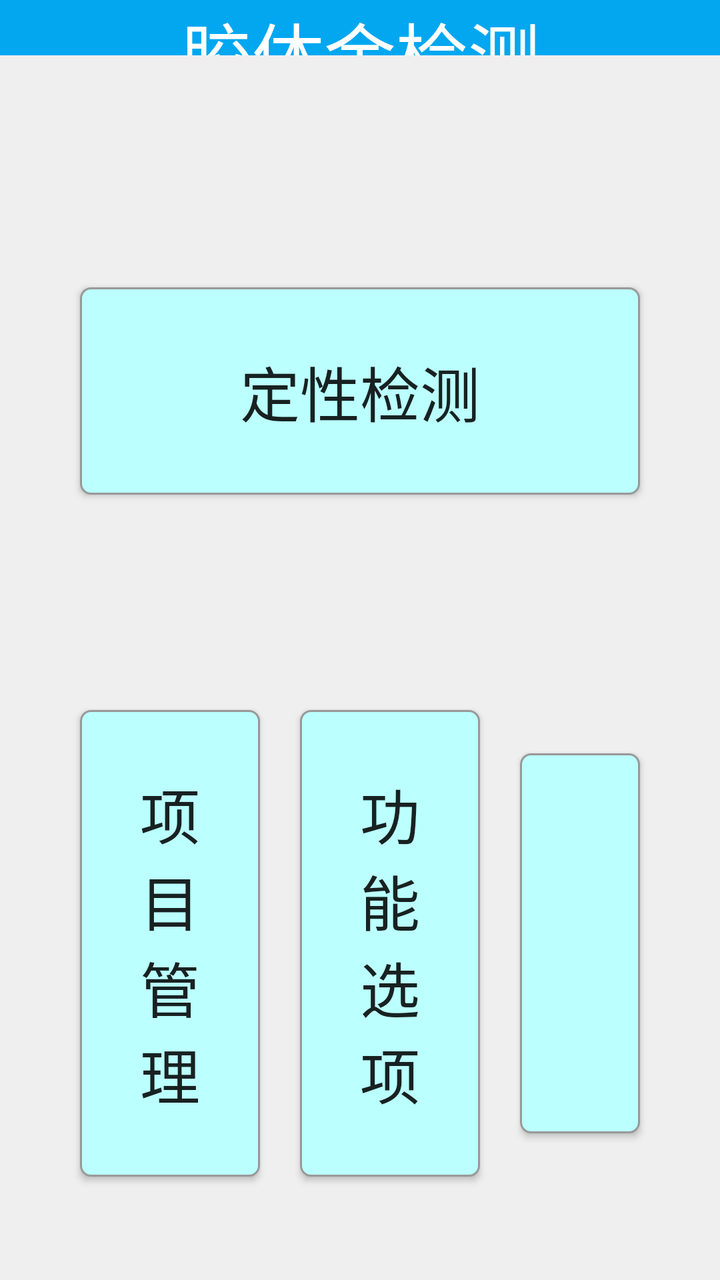
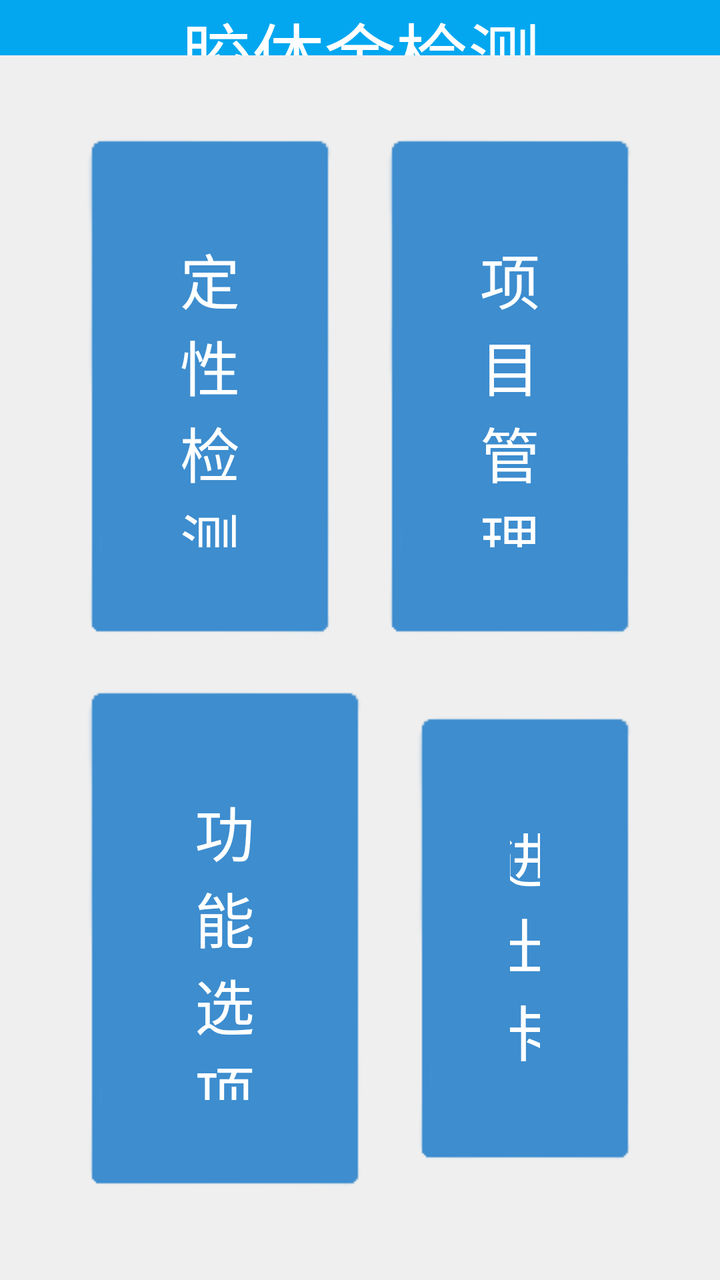

Before-and-after screenshots of an Android layout around one commit, followed by the original layout XML and the change that was made.
<!-- AndroidManifest.xml: application theme AppTheme -->
<!-- res/layout/activity_main_jinbiao.xml -->
<androidx.constraintlayout.widget.ConstraintLayout
    xmlns:android="http://schemas.android.com/apk/res/android"
    xmlns:app="http://schemas.android.com/apk/res-auto"
    android:layout_width="match_parent"
    android:layout_height="match_parent"
    android:background="@color/BACK_GROUND_COLOR"
    >

    <TextView
        android:id="@+id/tv_title"
        android:layout_width="match_parent"
        android:layout_height="0dp"
        app:layout_constraintTop_toTopOf="parent"
        app:layout_constraintDimensionRatio="h,13:1"
        android:textSize="36sp"
        android:layout_weight="1"
        android:background="@color/THEME_COLOR"
        android:gravity="center"
        android:text="胶体金检测"
        android:textColor="@color/white"
        />

    <LinearLayout
        android:layout_width="match_parent"
        android:layout_height="0dp"
        app:layout_constraintTop_toBottomOf="@+id/tv_title"
        app:layout_constraintBottom_toBottomOf="parent"
        android:orientation="vertical"
        android:padding="30dp"
        >

        <LinearLayout
            android:layout_width="match_parent"
            android:layout_height="0dp"
            android:layout_weight="1"
            android:orientation="horizontal"
            android:gravity="center"
            >

            <Button
                android:layout_width="wrap_content"
                android:layout_height="wrap_content"
                android:padding="30dp"
                android:layout_weight="1.0"
                android:background="@drawable/main_change_btu_shape"
                android:onClick="ClickLin"
                android:text="定量检测"
                android:textSize="30sp"
                android:visibility="gone"
                android:layout_margin="10dp"
                />
            <Button
                android:layout_width="wrap_content"
                android:layout_height="wrap_content"
                android:padding="30dp"
                android:layout_weight="1.0"
                android:background="@drawable/main_change_btu_shape"
                android:onClick="ClickDinXin"
                android:text="定性检测"
                android:textSize="30sp"
                android:layout_margin="10dp"
                />


        </LinearLayout>


        <LinearLayout
            android:layout_width="match_parent"
            android:layout_height="0dp"
            android:layout_weight="1"
            android:orientation="horizontal"
            android:gravity="center"
            >
            <Button
                android:layout_width="wrap_content"
                android:layout_height="wrap_content"
                android:padding="30dp"
                android:layout_weight="1.0"
                android:background="@drawable/main_change_btu_shape"
                android:onClick="ClickProject"
                android:text="项目管理"
                android:textSize="30sp"
                android:layout_margin="10dp"
                />

            <Button
                android:layout_width="wrap_content"
                android:layout_height="wrap_content"
                android:padding="30dp"
                android:layout_weight="1.0"
                android:background="@drawable/main_change_btu_shape"
                android:onClick="ClickSelect"
                android:text="功能选项"
                android:textSize="30sp"
                android:layout_margin="10dp"
                />

            <Button
                android:layout_width="wrap_content"
                android:layout_height="wrap_content"
                android:padding="30dp"
                android:layout_weight="1.0"
                android:background="@drawable/main_change_btu_shape"
                android:onClick="ClickExit"
                android:text="进出卡"
                android:textSize="30sp"
                android:layout_margin="10dp"
                />

        </LinearLayout>

    </LinearLayout>


</androidx.constraintlayout.widget.ConstraintLayout>
<!-- resources referenced by this layout -->
<resources>
  <color name="BACK_GROUND_COLOR">#efefef</color>
  <color name="THEME_COLOR">#02A7F0</color>
  <color name="white">#ffffff</color>
  <!-- drawable main_change_btu_shape (drawable) -->
  <?xml version="1.0" encoding="utf-8"?>
  <shape xmlns:android="http://schemas.android.com/apk/res/android" >
  
      <corners android:radius="5dp" />
  
      <solid android:color="#bbffff" />
  
      <stroke
          android:width="1dp"
          android:color="#999999" />
  
  </shape>
  <style name="AppTheme" parent="Theme.AppCompat.Light.DarkActionBar">
          
          <item name="android:windowNoTitle">true</item>
          <item name="android:windowFullscreen">true</item>
      </style>
</resources>

<!-- the commit's change to res/layout/activity_main_jinbiao.xml (unified diff, before → after) -->
@@ -52,15 +52,26 @@
             <Button
                 android:layout_width="wrap_content"
                 android:layout_height="wrap_content"
-                android:padding="30dp"
+                android:padding="50dp"
                 android:layout_weight="1.0"
-                android:background="@drawable/main_change_btu_shape"
+                style="@style/BtnBottom"
                 android:onClick="ClickDinXin"
                 android:text="定性检测"
                 android:textSize="30sp"
                 android:layout_margin="10dp"
                 />
 
+            <Button
+                android:layout_width="wrap_content"
+                android:layout_height="wrap_content"
+                android:padding="50dp"
+                android:layout_weight="1.0"
+                style="@style/BtnBottom"
+                android:onClick="ClickProject"
+                android:text="项目管理"
+                android:textSize="30sp"
+                android:layout_margin="10dp"
+                />
 
         </LinearLayout>
 
@@ -72,24 +83,13 @@
             android:orientation="horizontal"
             android:gravity="center"
             >
-            <Button
-                android:layout_width="wrap_content"
-                android:layout_height="wrap_content"
-                android:padding="30dp"
-                android:layout_weight="1.0"
-                android:background="@drawable/main_change_btu_shape"
-                android:onClick="ClickProject"
-                android:text="项目管理"
-                android:textSize="30sp"
-                android:layout_margin="10dp"
-                />
 
             <Button
                 android:layout_width="wrap_content"
                 android:layout_height="wrap_content"
-                android:padding="30dp"
+                android:padding="50dp"
                 android:layout_weight="1.0"
-                android:background="@drawable/main_change_btu_shape"
+                style="@style/BtnBottom"
                 android:onClick="ClickSelect"
                 android:text="功能选项"
                 android:textSize="30sp"
@@ -99,9 +99,9 @@
             <Button
                 android:layout_width="wrap_content"
                 android:layout_height="wrap_content"
-                android:padding="30dp"
+                android:padding="50dp"
                 android:layout_weight="1.0"
-                android:background="@drawable/main_change_btu_shape"
+                style="@style/BtnBottom"
                 android:onClick="ClickExit"
                 android:text="进出卡"
                 android:textSize="30sp"
<!-- resource entries referenced after the edit -->
@@ -16,10 +16,30 @@
           android:color="#999999" />
   
   </shape>
+  <style name="BtnBottom" parent="android:Widget.Material.Light.Button.Borderless.Small">
+          
+          <item name="android:textSize">28sp</item>
+          <item name="android:textColor">@android:color/white</item>
+          <item name="android:background">@drawable/btn_default1</item>
+          <item name="android:layout_width">0dp</item>
+          <item name="android:layout_marginRight">25dp</item>
+          <item name="android:layout_marginLeft">25dp</item>
+          <item name="android:layout_height">wrap_content</item>
+          <item name="android:layout_weight">1</item>
+      </style>
   <style name="AppTheme" parent="Theme.AppCompat.Light.DarkActionBar">
           
           <item name="android:windowNoTitle">true</item>
           <item name="android:windowFullscreen">true</item>
       </style>
+  <!-- drawable btn_default1 (drawable) -->
+  <?xml version="1.0" encoding="utf-8"?>
+  <selector xmlns:android="http://schemas.android.com/apk/res/android">
+      <item android:state_pressed="true" android:drawable="@drawable/btn_blue_selected1"></item>
+      <item android:state_pressed="false" android:drawable="@drawable/btn_blue_normal1"></item>
+      <item android:drawable="@drawable/btn_blue_normal1"></item>
+  </selector>
+  <!-- drawable btn_blue_selected1: png bitmap (drawable, 444 bytes) -->
+  <!-- drawable btn_blue_normal1: png bitmap (drawable, 832 bytes) -->
 </resources>
 
